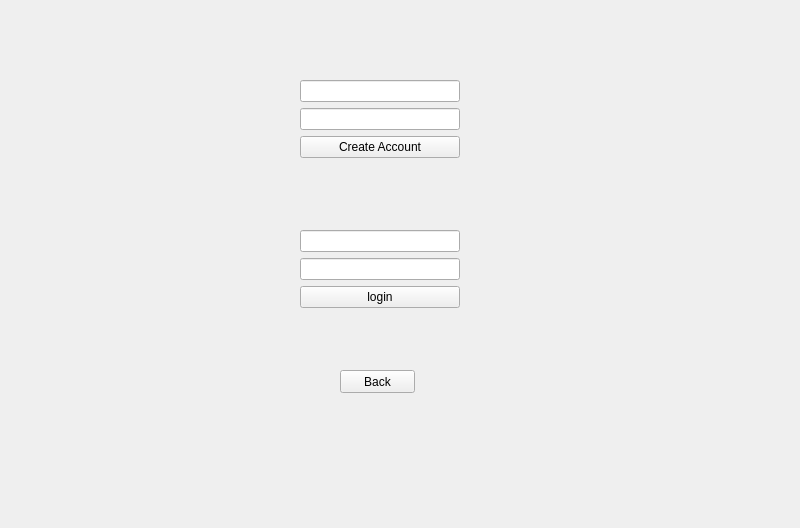
Old version of the form Login.ui in the repository Mjolksaft/Grupp-13.
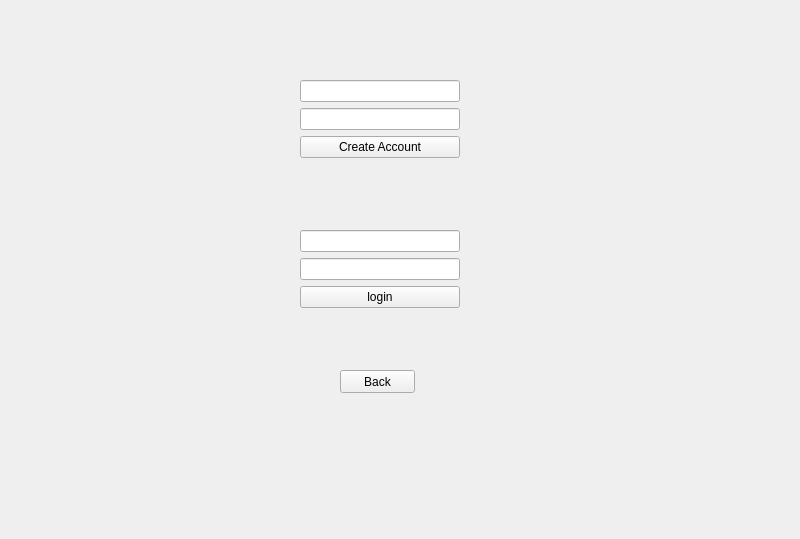
New version of the form.

The edit to the form file:
```diff
--- a/Login.ui
+++ b/Login.ui
@@ -7,7 +7,7 @@
     <x>0</x>
     <y>0</y>
     <width>800</width>
-    <height>528</height>
+    <height>539</height>
    </rect>
   </property>
   <property name="windowTitle">
```
Left out of the diff: 13 changed lines with no effect on the pictures.
